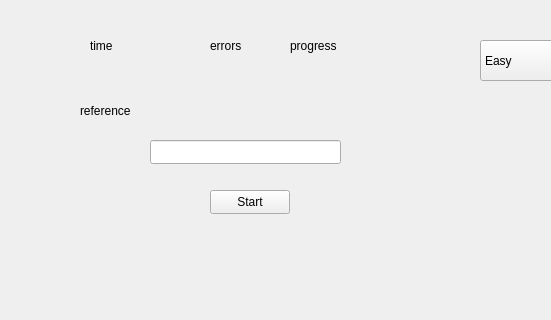
Old version of the form KeyboardTrainer.ui in the repository Sadetrin/KeyboardTrainer; both pictures show x 120 to 671 and y 0 to 320 of the 800 by 600 pixel window.
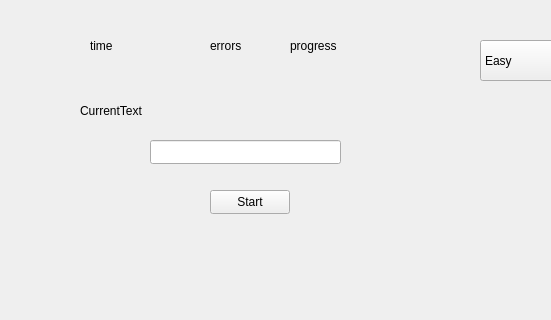
New version of the form. Custom widgets are drawn as their Qt base class.

The edit to the form file:
```diff
--- a/KeyboardTrainer.ui
+++ b/KeyboardTrainer.ui
@@ -19,7 +19,7 @@
      <rect>
       <x>330</x>
       <y>30</y>
-      <width>81</width>
+      <width>91</width>
       <height>31</height>
      </rect>
     </property>
@@ -32,7 +32,7 @@
      <rect>
       <x>210</x>
       <y>30</y>
-      <width>81</width>
+      <width>91</width>
       <height>31</height>
      </rect>
     </property>
@@ -45,7 +45,7 @@
      <rect>
       <x>410</x>
       <y>30</y>
-      <width>81</width>
+      <width>101</width>
       <height>31</height>
      </rect>
     </property>
@@ -86,7 +86,7 @@
      </rect>
     </property>
     <property name="text">
-     <string>reference</string>
+     <string>CurrentText</string>
     </property>
    </widget>
    <widget class="QComboBox" name="difficultyComboBox">
@@ -127,6 +127,14 @@
   </widget>
   <widget class="QStatusBar" name="statusBar"/>
  </widget>
+ <customwidgets>
+  <customwidget>
+   <class>MyLineEdit</class>
+   <extends>QLineEdit</extends>
+   <header>MyLineEdit.h
+</header>
+  </customwidget>
+ </customwidgets>
  <resources/>
  <connections/>
 </ui>
```
Left out of the diff: 2 changed lines with no effect on the pictures.
